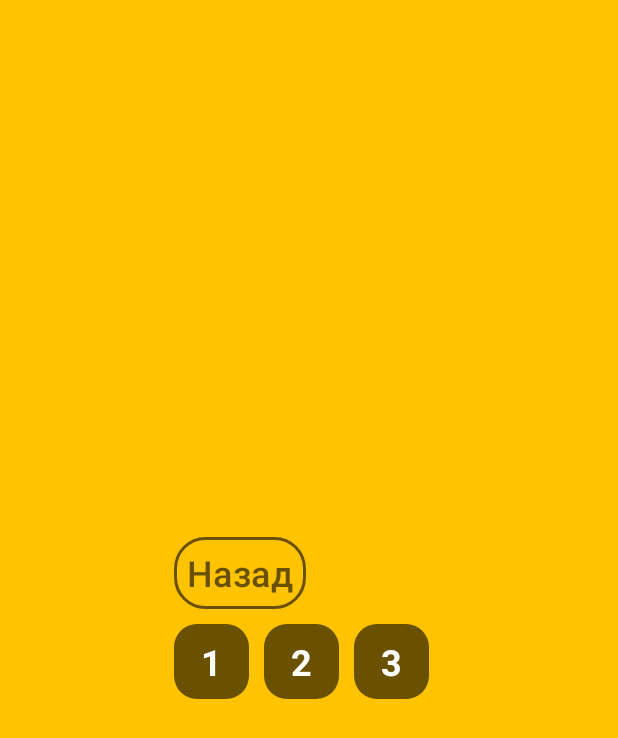
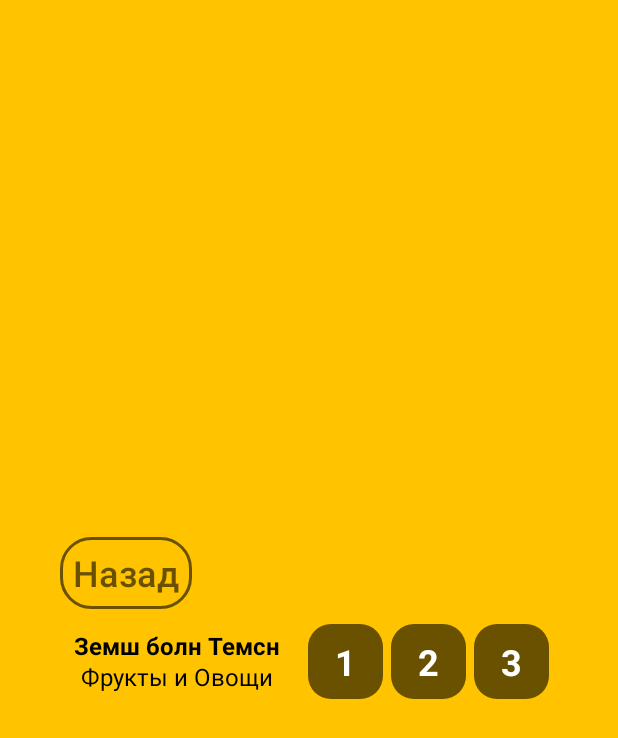
Before and after one commit to Dolya08/KalmLang, an Android app: the GameLevels screen opened directly, with no data from a screen before it, on a phone screen of 412 x 824 dp. Shown: the top 738 px of the screen. Run offline under Robolectric (Android 15) with nearby library versions, the phone set to English and light mode, and no system bars.

Commit message:
Весь 6-й урок

```diff
--- a/app/src/main/res/layout/gamelevels.xml
+++ b/app/src/main/res/layout/gamelevels.xml
@@ -63,11 +63,21 @@
                         android:orientation="horizontal">
 
                         <TextView
+                            android:id="@+id/caption1"
+                            android:layout_width="155dp"
+                            android:layout_height="50dp"
+                            android:text="@string/caption1"
+                            android:layout_marginTop="-14dp"
+                            android:layout_marginRight="10dp"
+                            android:textColor="@color/black"
+                            android:textSize="16sp"
+                            android:gravity="center"/>
+                        <TextView
                             android:id="@+id/textView1"
                             android:layout_width="50dp"
                             android:layout_height="50dp"
                             android:text="1"
-                            android:layout_marginRight="10dp"
+                            android:layout_marginRight="5dp"
                             android:background="@drawable/button_gamelevels"
                             android:textColor="@color/white"
                             android:textSize="24sp"
@@ -78,7 +88,7 @@
                             android:layout_width="50dp"
                             android:layout_height="50dp"
                             android:text="2"
-                            android:layout_marginRight="10dp"
+                            android:layout_marginRight="5dp"
                             android:background="@drawable/button_gamelevels"
                             android:textColor="@color/white"
                             android:textSize="24sp"
@@ -89,7 +99,7 @@
                             android:layout_width="50dp"
                             android:layout_height="50dp"
                             android:text="3"
-                            android:layout_marginRight="10dp"
+                            android:layout_marginRight="5dp"
                             android:background="@drawable/button_gamelevels"
                             android:textColor="@color/white"
                             android:textSize="24sp"
--- a/app/src/main/res/values/strings.xml
+++ b/app/src/main/res/values/strings.xml
@@ -2,4 +2,5 @@
     <string name="app_name">KalmLang</string>
     <string name="start">Начать</string>
     <string name="back">Назад</string>
+    <string name="caption1"><b>Земш болн Темсн</b>\nФрукты и Овощи</string>
 </resources>
```
